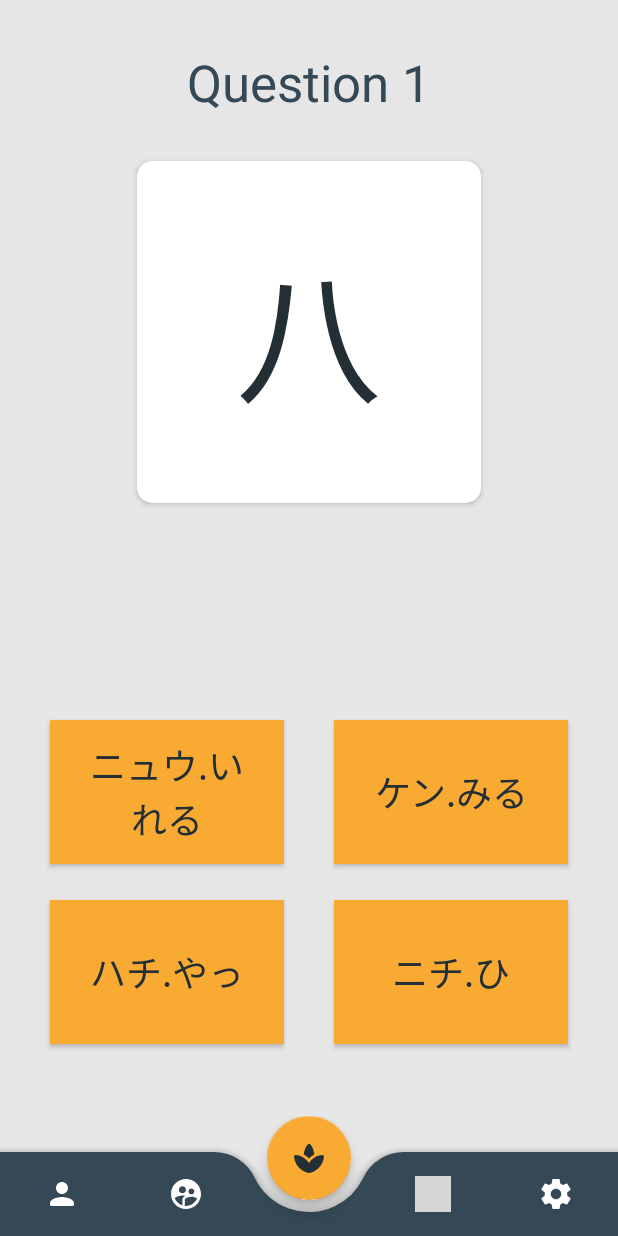
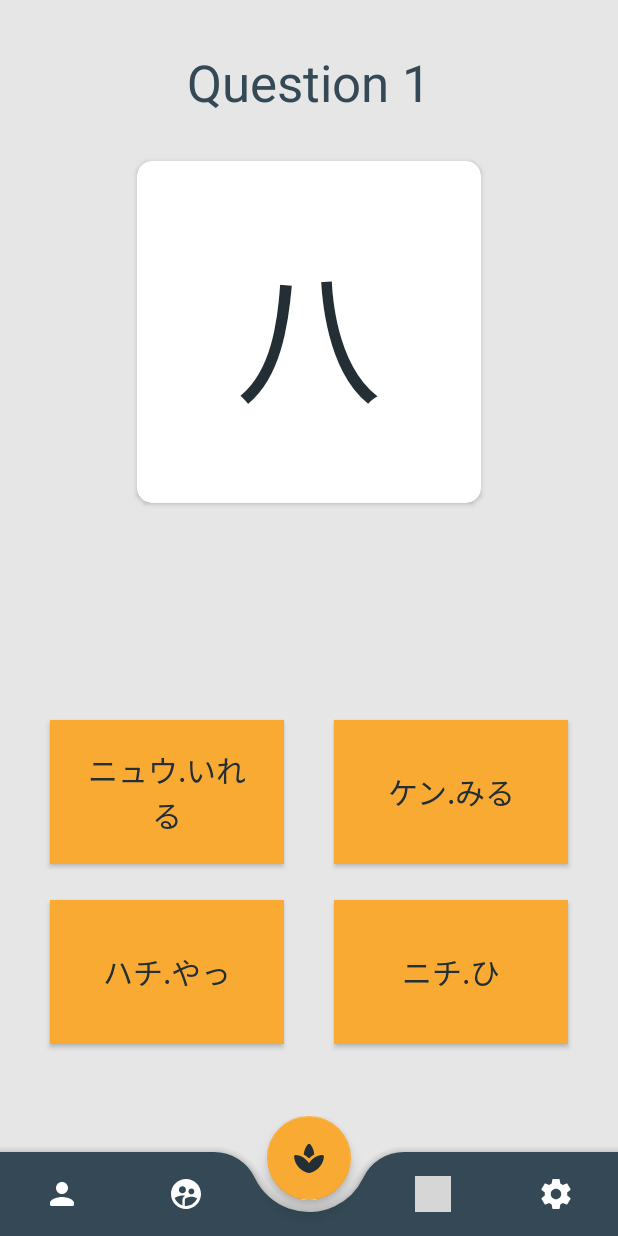
Before and after one commit to LexuLexu/Kanji_Quiz, an Android app: the N5KanaActivity screen opened directly, with no data from a screen before it, on a phone screen of 412 x 824 dp. Run offline under Robolectric (Android 15) with nearby library versions, the phone set to English and light mode, and no system bars; our stand-ins replace Firebase (no records; nobody signed in at launch, a user with empty details on screens opened directly); grey boxes are pictures that could not be loaded.

Commit message:
Reduced quiz button text size, english text wrapping occurences reduced

```diff
--- a/app/src/main/res/layout/activity_n5_english.xml
+++ b/app/src/main/res/layout/activity_n5_english.xml
@@ -42,7 +42,7 @@
         android:onClick="getnewQuestion"
         android:textAppearance="@style/TextAppearance.AppCompat.Medium"
         android:textColor="@color/colorPrimaryDark"
-        android:textSize="24sp"
+        android:textSize="20sp"
         app:backgroundTint="@color/colorAccent"
         app:layout_constraintBottom_toTopOf="@+id/button3"
         app:layout_constraintEnd_toStartOf="@+id/button2"
@@ -58,7 +58,7 @@
         android:onClick="getnewQuestion"
         android:textAppearance="@style/TextAppearance.AppCompat.Medium"
         android:textColor="@color/colorPrimaryDark"
-        android:textSize="24sp"
+        android:textSize="20sp"
         app:backgroundTint="@color/colorAccent"
         app:layout_constraintBottom_toTopOf="@+id/button4"
         app:layout_constraintEnd_toEndOf="parent"
@@ -74,7 +74,7 @@
         android:onClick="getnewQuestion"
         android:textAppearance="@style/TextAppearance.AppCompat.Medium"
         android:textColor="@color/colorPrimaryDark"
-        android:textSize="24sp"
+        android:textSize="20sp"
         app:backgroundTint="@color/colorAccent"
         app:layout_constraintBottom_toTopOf="@+id/BottomNavBarLayout"
         app:layout_constraintEnd_toStartOf="@+id/button4"
@@ -90,7 +90,7 @@
         android:onClick="getnewQuestion"
         android:textAppearance="@style/TextAppearance.AppCompat.Medium"
         android:textColor="@color/colorPrimaryDark"
-        android:textSize="24sp"
+        android:textSize="20sp"
         app:backgroundTint="@color/colorAccent"
         app:layout_constraintBottom_toTopOf="@+id/BottomNavBarLayout"
         app:layout_constraintEnd_toEndOf="parent"
```
Also changed, not shown: app/src/main/res/layout/activity_endless.xml (+4 -4 lines), app/src/main/res/layout/activity_n5_kana.xml (+4 -4 lines).
